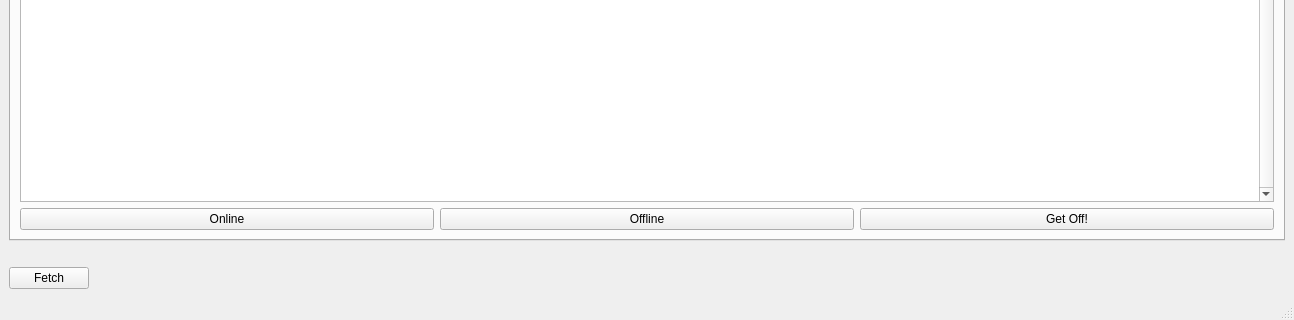
The window that ui/UI_FarmView.ui (david2777/DPS_Hydra) describes before a commit, drawn with Qt 5; both pictures show x 0 to 1294 and y 390 to 710 of the 1294 by 710 pixel window.
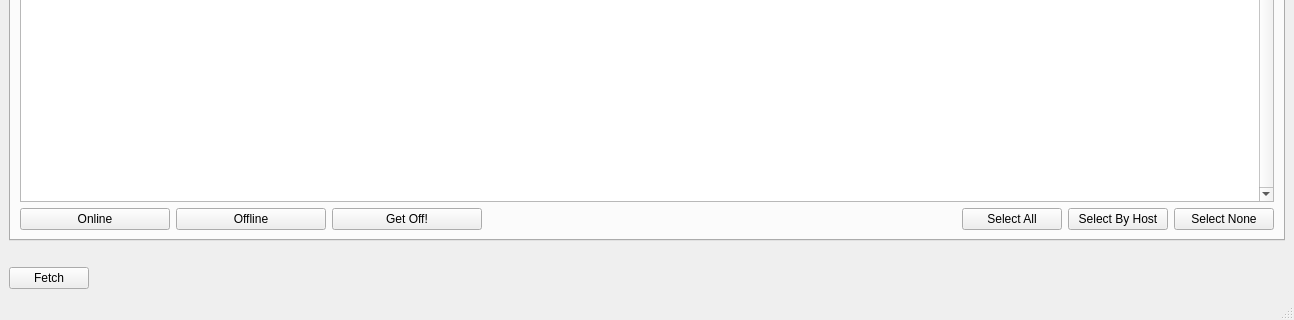
The same window after the commit. The open tabs and pages were chosen to show the change.

Commit message: Added fun new ways to select nodes!

What changed in the file:
```diff
--- a/ui/UI_FarmView.ui
+++ b/ui/UI_FarmView.ui
@@ -206,6 +206,12 @@
          <layout class="QHBoxLayout" name="horizontalLayout_onOffButtons">
           <item>
            <widget class="QPushButton" name="onlineRenderNodesButton">
+            <property name="minimumSize">
+             <size>
+              <width>150</width>
+              <height>0</height>
+             </size>
+            </property>
             <property name="text">
              <string>Online</string>
             </property>
@@ -213,6 +219,12 @@
           </item>
           <item>
            <widget class="QPushButton" name="offlineRenderNodesButton">
+            <property name="minimumSize">
+             <size>
+              <width>150</width>
+              <height>0</height>
+             </size>
+            </property>
             <property name="text">
              <string>Offline</string>
             </property>
@@ -220,11 +232,75 @@
           </item>
           <item>
            <widget class="QPushButton" name="getOffRenderNodesButton">
+            <property name="sizePolicy">
+             <sizepolicy hsizetype="Minimum" vsizetype="Fixed">
+              <horstretch>0</horstretch>
+              <verstretch>0</verstretch>
+             </sizepolicy>
+            </property>
+            <property name="minimumSize">
+             <size>
+              <width>150</width>
+              <height>0</height>
+             </size>
+            </property>
             <property name="text">
              <string>Get Off!</string>
             </property>
            </widget>
           </item>
+          <item>
+           <spacer name="horizontalSpacer">
+            <property name="orientation">
+             <enum>Qt::Horizontal</enum>
+            </property>
+            <property name="sizeHint" stdset="0">
+             <size>
+              <width>40</width>
+              <height>20</height>
+             </size>
+            </property>
+           </spacer>
+          </item>
+          <item>
+           <widget class="QPushButton" name="selectAllNodesButton">
+            <property name="minimumSize">
+             <size>
+              <width>100</width>
+              <height>0</height>
+             </size>
+            </property>
+            <property name="text">
+             <string>Select All</string>
+            </property>
+           </widget>
+          </item>
+          <item>
+           <widget class="QPushButton" name="selectByHostButton">
+            <property name="minimumSize">
+             <size>
+              <width>100</width>
+              <height>0</height>
+             </size>
+            </property>
+            <property name="text">
+             <string>Select By Host</string>
+            </property>
+           </widget>
+          </item>
+          <item>
+           <widget class="QPushButton" name="selectNoneNodesButton">
+            <property name="minimumSize">
+             <size>
+              <width>100</width>
+              <height>0</height>
+             </size>
+            </property>
+            <property name="text">
+             <string>Select None</string>
+            </property>
+           </widget>
+          </item>
          </layout>
         </item>
         <item row="0" column="0">
```
The commit also changes 3 other files.
